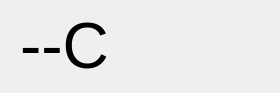
nandra/temperature_meter_gui, file mainwindow.ui: the form before one commit.
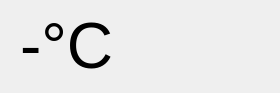
The form after the commit.

```diff
--- a/mainwindow.ui
+++ b/mainwindow.ui
@@ -35,7 +35,7 @@
      </font>
     </property>
     <property name="text">
-     <string>--C</string>
+     <string>-°C</string>
     </property>
    </widget>
   </widget>
```
